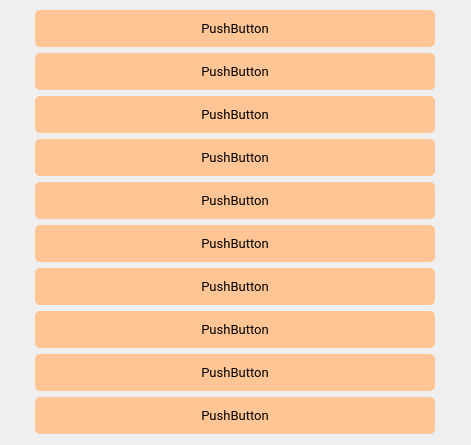
Qt form widget.ui (dmitriikuleshov/keyboard_project) before a commit.
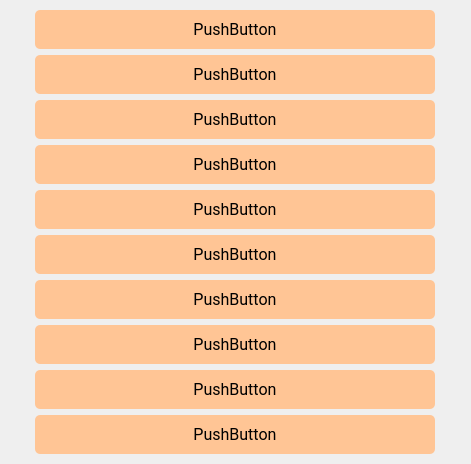
The same form after that commit.

```diff
--- a/widget.ui
+++ b/widget.ui
@@ -7,19 +7,19 @@
     <x>0</x>
     <y>0</y>
     <width>471</width>
-    <height>445</height>
+    <height>464</height>
    </rect>
   </property>
   <property name="minimumSize">
    <size>
     <width>471</width>
-    <height>445</height>
+    <height>464</height>
    </size>
   </property>
   <property name="maximumSize">
    <size>
     <width>471</width>
-    <height>445</height>
+    <height>464</height>
    </size>
   </property>
   <property name="windowTitle">
@@ -56,7 +56,7 @@
         <property name="font">
          <font>
           <family>Roboto</family>
-          <pointsize>10</pointsize>
+          <pointsize>12</pointsize>
           <weight>50</weight>
           <bold>false</bold>
          </font>
@@ -82,7 +82,7 @@
         <property name="font">
          <font>
           <family>Roboto</family>
-          <pointsize>10</pointsize>
+          <pointsize>12</pointsize>
          </font>
         </property>
         <property name="cursor">
@@ -105,7 +105,7 @@
         <property name="font">
          <font>
           <family>Roboto</family>
-          <pointsize>10</pointsize>
+          <pointsize>12</pointsize>
          </font>
         </property>
         <property name="cursor">
@@ -128,7 +128,7 @@
         <property name="font">
          <font>
           <family>Roboto</family>
-          <pointsize>10</pointsize>
+          <pointsize>12</pointsize>
          </font>
         </property>
         <property name="cursor">
@@ -151,7 +151,7 @@
         <property name="font">
          <font>
           <family>Roboto</family>
-          <pointsize>10</pointsize>
+          <pointsize>12</pointsize>
          </font>
         </property>
         <property name="cursor">
@@ -174,7 +174,7 @@
         <property name="font">
          <font>
           <family>Roboto</family>
-          <pointsize>10</pointsize>
+          <pointsize>12</pointsize>
          </font>
         </property>
         <property name="cursor">
@@ -197,7 +197,7 @@
         <property name="font">
          <font>
           <family>Roboto</family>
-          <pointsize>10</pointsize>
+          <pointsize>12</pointsize>
           <weight>50</weight>
           <bold>false</bold>
          </font>
@@ -222,7 +222,7 @@
         <property name="font">
          <font>
           <family>Roboto</family>
-          <pointsize>10</pointsize>
+          <pointsize>12</pointsize>
           <weight>50</weight>
           <bold>false</bold>
          </font>
@@ -247,7 +247,7 @@
         <property name="font">
          <font>
           <family>Roboto</family>
-          <pointsize>10</pointsize>
+          <pointsize>12</pointsize>
          </font>
         </property>
         <property name="cursor">
@@ -270,7 +270,7 @@
         <property name="font">
          <font>
           <family>Roboto</family>
-          <pointsize>10</pointsize>
+          <pointsize>12</pointsize>
          </font>
         </property>
         <property name="cursor">
```
